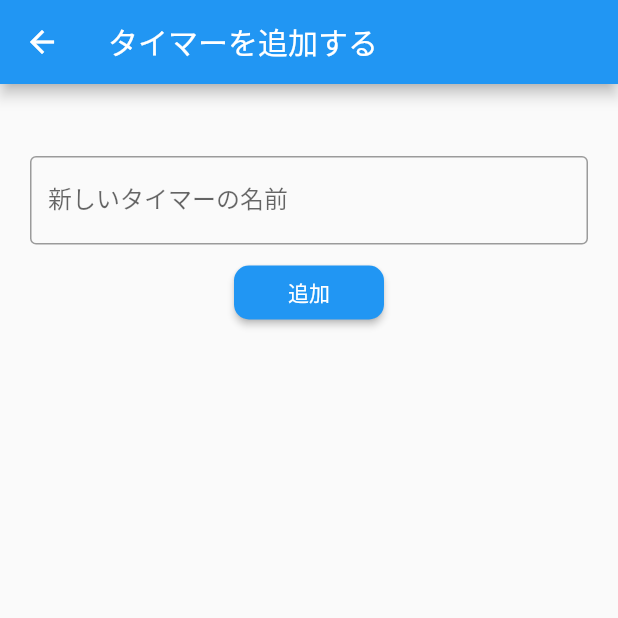
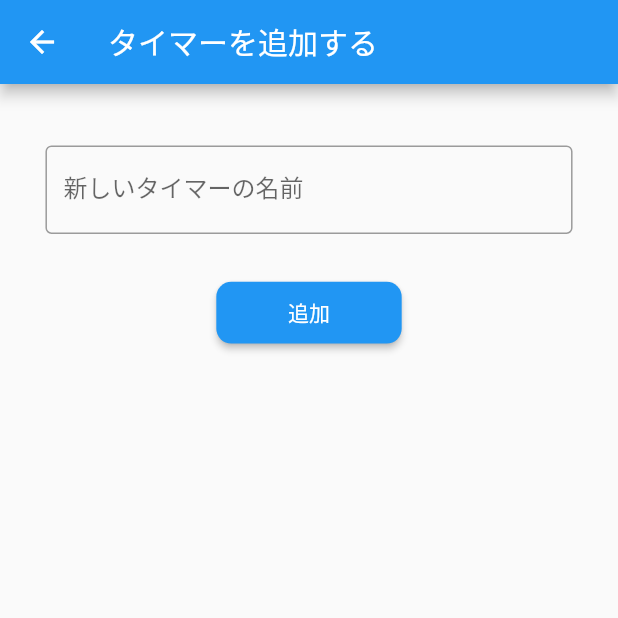
Before and after one commit to ko-he-i/taimane_timemanager, a Flutter app: the TimerAddPage screen opened directly, on a phone screen of 412 x 824 dp, the top half of it. Run offline on Flutter 3.47's test engine with Material 2 defaults, Android fonts, the phone set to English and light mode, and no system bars; our stand-ins replace cloud_firestore, firebase_auth, firebase_core, settings_ui; accounts and stored records are empty; network calls fail.

Commit message:
レスポンシブデザイン

```diff
--- a/lib/registration_page.dart
+++ b/lib/registration_page.dart
@@ -108,7 +108,7 @@ class _RegistrationPageState extends State<RegistrationPage> {
                 ),
               ),
             ),
-            const SizedBox(height: 10),
+            SizedBox(height: size.height * 0.02),
             SizedBox(
               width: size.width * 0.95,
               height: size.height * 0.1,
--- a/lib/timer_add_page.dart
+++ b/lib/timer_add_page.dart
@@ -33,6 +33,7 @@ class _TimerAddPageState extends State<TimerAddPage> {
 
   @override
   Widget build(BuildContext context) {
+    final Size size = MediaQuery.of(context).size;
     return Scaffold(
       appBar: AppBar(
         title: const Text('タイマーを追加する'),
@@ -40,9 +41,13 @@ class _TimerAddPageState extends State<TimerAddPage> {
       body: Center(
         child: Column(
           children: [
-            const SizedBox(height: 40),
-            Padding(
-              padding: const EdgeInsets.symmetric(vertical: 8, horizontal: 20),
+            SizedBox(height: size.height * 0.04),
+            SizedBox(
+              width: size.width * 0.95,
+              height: size.height * 0.1,
+              child: Padding(
+                padding:
+                    const EdgeInsets.symmetric(vertical: 8, horizontal: 20),
                 child: TextField(
                   decoration: const InputDecoration(
                     labelText: '新しいタイマーの名前',
@@ -53,8 +58,11 @@ class _TimerAddPageState extends State<TimerAddPage> {
                   },
                 ),
               ),
+            ),
+            SizedBox(height: size.height * 0.02),
             SizedBox(
-              width: 100,
+              width: size.width * 0.3,
+              height: size.height * 0.05,
               child: ElevatedButton(
                 onPressed: () async {
                   await addToFirebase();
```
Lines whose indentation alone changed are shown as unchanged.
